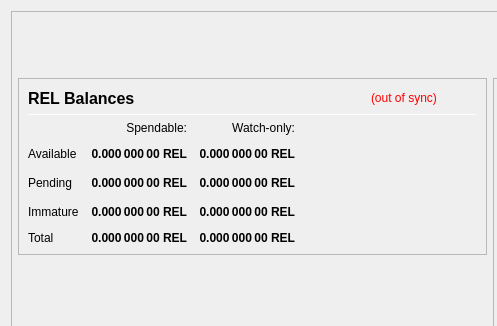
Qt form src/qt/forms/overviewpage.ui (supertref/Reex) before a commit; both pictures show x 0 to 497 and y 0 to 326 of the 978 by 841 pixel window.
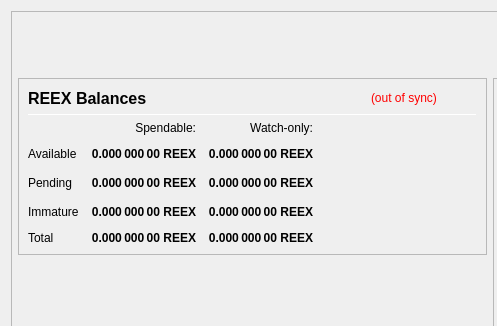
The same form after that commit.

```diff
--- a/src/qt/forms/overviewpage.ui
+++ b/src/qt/forms/overviewpage.ui
@@ -193,7 +193,7 @@
                        </font>
                       </property>
                       <property name="text">
-                       <string>REL Balances</string>
+                       <string>REEX Balances</string>
                       </property>
                      </widget>
                     </item>
@@ -270,7 +270,7 @@
                        <string>Unconfirmed transactions to watch-only addresses</string>
                       </property>
                       <property name="text">
-                       <string notr="true">0.000 000 00 REL</string>
+                       <string notr="true">0.000 000 00 REEX</string>
                       </property>
                       <property name="alignment">
                        <set>Qt::AlignRight|Qt::AlignTrailing|Qt::AlignVCenter</set>
@@ -295,7 +295,7 @@
                        <string>Total of transactions that have yet to be confirmed, and do not yet count toward the spendable balance</string>
                       </property>
                       <property name="text">
-                       <string notr="true">0.000 000 00 REL</string>
+                       <string notr="true">0.000 000 00 REEX</string>
                       </property>
                       <property name="alignment">
                        <set>Qt::AlignRight|Qt::AlignTrailing|Qt::AlignVCenter</set>
@@ -320,7 +320,7 @@
                        <string>Staked or masternode rewards in watch-only addresses that has not yet matured</string>
                       </property>
                       <property name="text">
-                       <string notr="true">0.000 000 00 REL</string>
+                       <string notr="true">0.000 000 00 REEX</string>
                       </property>
                       <property name="alignment">
                        <set>Qt::AlignRight|Qt::AlignTrailing|Qt::AlignVCenter</set>
@@ -355,7 +355,7 @@
                        <string>Staked or masternode rewards that has not yet matured</string>
                       </property>
                       <property name="text">
-                       <string notr="true">0.000 000 00 REL</string>
+                       <string notr="true">0.000 000 00 REEX</string>
                       </property>
                       <property name="alignment">
                        <set>Qt::AlignRight|Qt::AlignTrailing|Qt::AlignVCenter</set>
@@ -403,7 +403,7 @@
                        <string>Your current total balance</string>
                       </property>
                       <property name="text">
-                       <string notr="true">0.000 000 00 REL</string>
+                       <string notr="true">0.000 000 00 REEX</string>
                       </property>
                       <property name="alignment">
                        <set>Qt::AlignRight|Qt::AlignTrailing|Qt::AlignVCenter</set>
@@ -428,7 +428,7 @@
                        <string>Current total balance in watch-only addresses</string>
                       </property>
                       <property name="text">
-                       <string notr="true">0.000 000 00 REL</string>
+                       <string notr="true">0.000 000 00 REEX</string>
                       </property>
                       <property name="alignment">
                        <set>Qt::AlignRight|Qt::AlignTrailing|Qt::AlignVCenter</set>
@@ -473,7 +473,7 @@
                        <string>Your current spendable balance</string>
                       </property>
                       <property name="text">
-                       <string notr="true">0.000 000 00 REL</string>
+                       <string notr="true">0.000 000 00 REEX</string>
                       </property>
                       <property name="alignment">
                        <set>Qt::AlignRight|Qt::AlignTrailing|Qt::AlignVCenter</set>
@@ -498,7 +498,7 @@
                        <string>Your current balance in watch-only addresses</string>
                       </property>
                       <property name="text">
-                       <string notr="true">0.000 000 00 REL</string>
+                       <string notr="true">0.000 000 00 REEX</string>
                       </property>
                       <property name="alignment">
                        <set>Qt::AlignRight|Qt::AlignTrailing|Qt::AlignVCenter</set>
```
